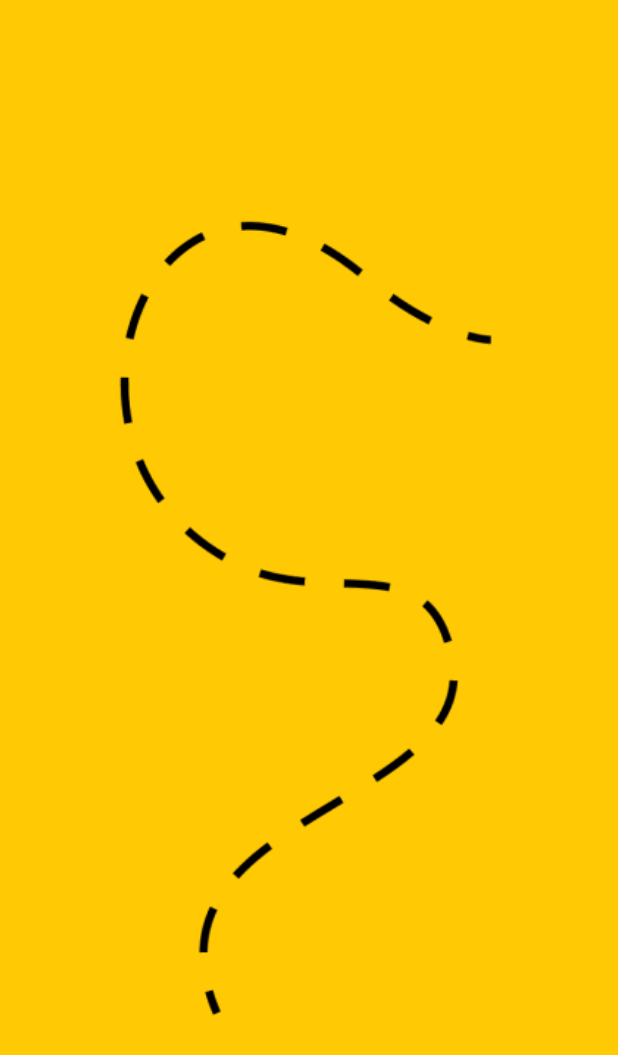
After one commit to KnightVentureUCF/KnightVenture, a Flutter app: the screen it shows after launch, on a phone screen of 412 x 824 dp. The commit adds this screen. Shown: the top 1055 px of the screen. Run offline on Flutter 3.47's test engine with Material 3 defaults, Android fonts, the phone set to English and light mode, and no system bars.

Commit message:
updated loading screen

```diff
--- /dev/null
+++ b/frontend/lib/widgets/loading_screen/loading_screen2.dart
@@ -0,0 +1,16 @@
+import 'package:flutter/material.dart';
+
+class LoadingScreenWidget extends StatelessWidget {
+  @override
+  Widget build(BuildContext context) {
+    return Container(
+      color: Color(0xffFFC904), // The yellow background color
+      child: Center(
+        // Centering the image
+        child: Image.asset(
+          'assets/dotted_line.png', // Path to the image
+        ),
+      ),
+    );
+  }
+}
```
Also changed, not shown: frontend/lib/main.dart (+6 -3 lines), frontend/lib/widgets/loading_screen/path_painter.dart (deleted, +0 -21 lines), frontend/lib/widgets/loading_screen_special/loading_screen.dart (renamed from frontend/lib/widgets/loading_screen/loading_screen.dart, +21 -11 lines), frontend/lib/widgets/loading_screen_special/path_painter.dart (added, +26 -0 lines), frontend/pubspec.yaml (+7 -3 lines), frontend/assets/chest.png (added), frontend/assets/dotted_line.png (added), frontend/assets/duck.png (added), frontend/assets/knight.png (renamed from frontend/assets/knight_horse.png), frontend/assets/pawprint.png (added), frontend/assets/tree.png (renamed from frontend/assets/tree_icon.png).
